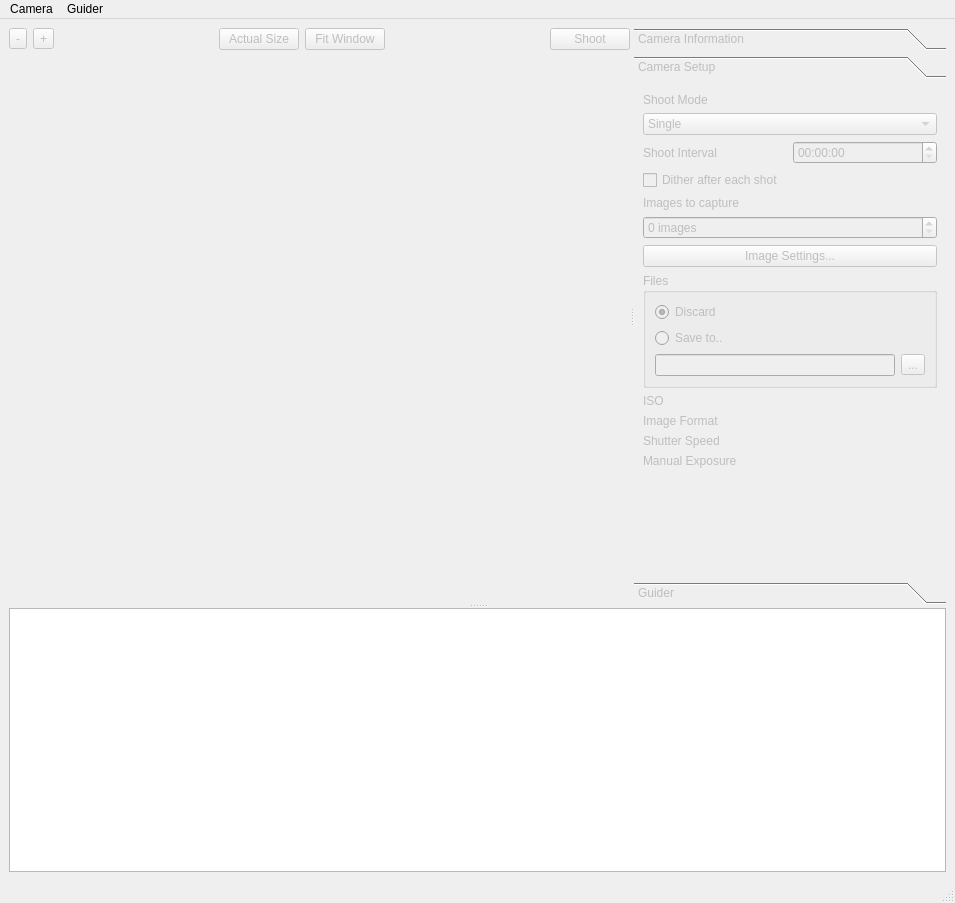
Before: the Qt Designer form dslr-qt-shooter/ui/dslr_shooter_window.ui in Edlward/GalaxyHunter, drawn with Qt 5.
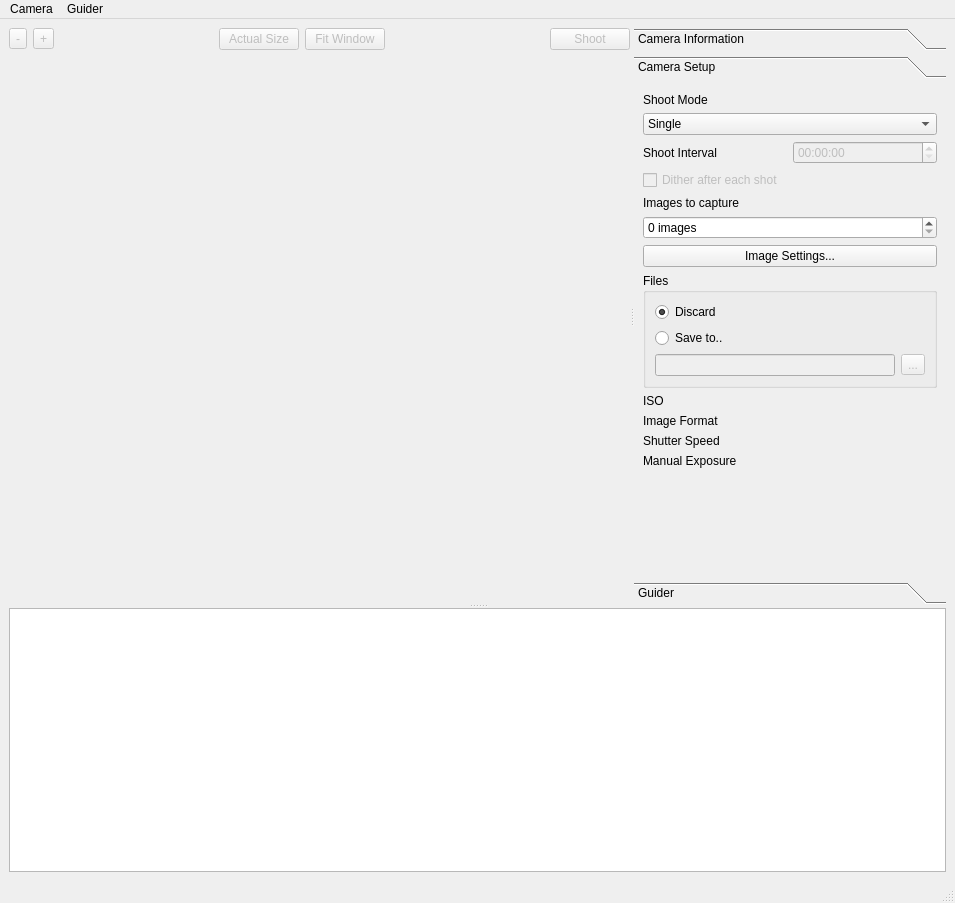
After: the same form once the commit is applied. The open tabs and pages were chosen to show the change. Custom widgets are drawn as their Qt base class.

Commit message: Fixed sequenced shooting

Patch:
```diff
--- a/dslr-qt-shooter/ui/dslr_shooter_window.ui
+++ b/dslr-qt-shooter/ui/dslr_shooter_window.ui
@@ -123,7 +123,7 @@
        </widget>
        <widget class="QToolBox" name="toolBox">
         <property name="enabled">
-         <bool>false</bool>
+         <bool>true</bool>
         </property>
         <property name="currentIndex">
          <number>0</number>
@@ -168,8 +168,8 @@
           <rect>
            <x>0</x>
            <y>0</y>
-           <width>219</width>
-           <height>414</height>
+           <width>310</width>
+           <height>488</height>
           </rect>
          </property>
          <attribute name="label">
@@ -250,6 +250,12 @@
             <property name="suffix">
              <string> images</string>
             </property>
+            <property name="minimum">
+             <number>0</number>
+            </property>
+            <property name="maximum">
+             <number>999</number>
+            </property>
            </widget>
           </item>
           <item row="12" column="0">
```
Left out of the diff: 12 changed lines with no effect on the pictures. The commit also changes 2 other files.
